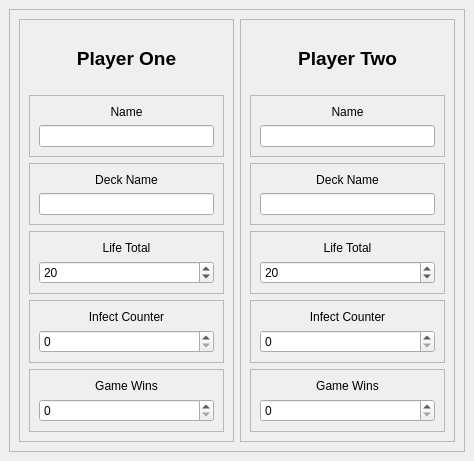
This is Qt/mainWindow.ui in JeffHoogland/mtg-totals as Qt 5 draws it before an edit. The edited form follows.
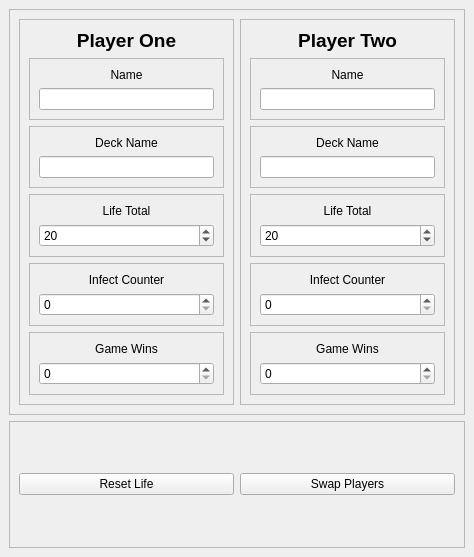
This is the edited form.

Commit message: Added swap players and reset life total buttons

What changed in the file:
```diff
--- a/Qt/mainWindow.ui
+++ b/Qt/mainWindow.ui
@@ -7,7 +7,7 @@
     <x>0</x>
     <y>0</y>
     <width>474</width>
-    <height>461</height>
+    <height>557</height>
    </rect>
   </property>
   <property name="windowTitle">
@@ -315,6 +315,32 @@
       </layout>
      </widget>
     </item>
+    <item>
+     <widget class="QFrame" name="frame_8">
+      <property name="frameShape">
+       <enum>QFrame::StyledPanel</enum>
+      </property>
+      <property name="frameShadow">
+       <enum>QFrame::Raised</enum>
+      </property>
+      <layout class="QHBoxLayout" name="horizontalLayout_2">
+       <item>
+        <widget class="QPushButton" name="resetLifeButton">
+         <property name="text">
+          <string>Reset Life</string>
+         </property>
+        </widget>
+       </item>
+       <item>
+        <widget class="QPushButton" name="swapPlayersButton">
+         <property name="text">
+          <string>Swap Players</string>
+         </property>
+        </widget>
+       </item>
+      </layout>
+     </widget>
+    </item>
    </layout>
   </widget>
  </widget>
```
The commit also changes 6 other files.
